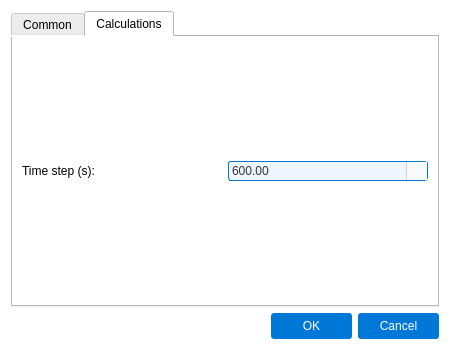
This is pastrocore/gui_pyside/dialog_preferences.ui in Torward1024/pAstroCORE as Qt 5 draws it before an edit. The edited form follows.
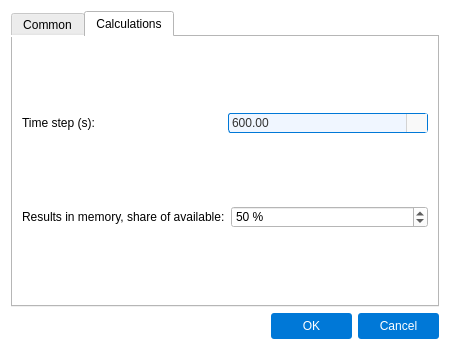
This is the edited form. The open tabs and pages were chosen to show the change. Icons and pictures are not drawn.

What changed in the file:
```diff
--- a/pastrocore/gui_pyside/dialog_preferences.ui
+++ b/pastrocore/gui_pyside/dialog_preferences.ui
@@ -484,6 +484,36 @@
          </item>
         </layout>
        </item>
+      <item row="1" column="0">
+        <layout class="QHBoxLayout" name="horizontalLayoutResultsMemory">
+         <item>
+          <widget class="QLabel" name="labelResultsMemory">
+           <property name="text">
+            <string>Results in memory, share of available:</string>
+           </property>
+          </widget>
+         </item>
+         <item>
+          <widget class="QSpinBox" name="resultsMemorySpin">
+           <property name="toolTip">
+            <string>Share of available memory the calculated results may occupy before the least recently used are dropped. They are read back from the project directory when needed again, so this costs a read rather than a recalculation.</string>
+           </property>
+           <property name="suffix">
+            <string> %</string>
+           </property>
+           <property name="minimum">
+            <number>5</number>
+           </property>
+           <property name="maximum">
+            <number>100</number>
+           </property>
+           <property name="value">
+            <number>50</number>
+           </property>
+          </widget>
+         </item>
+        </layout>
+       </item>
       </layout>
      </widget>
     </widget>
```
